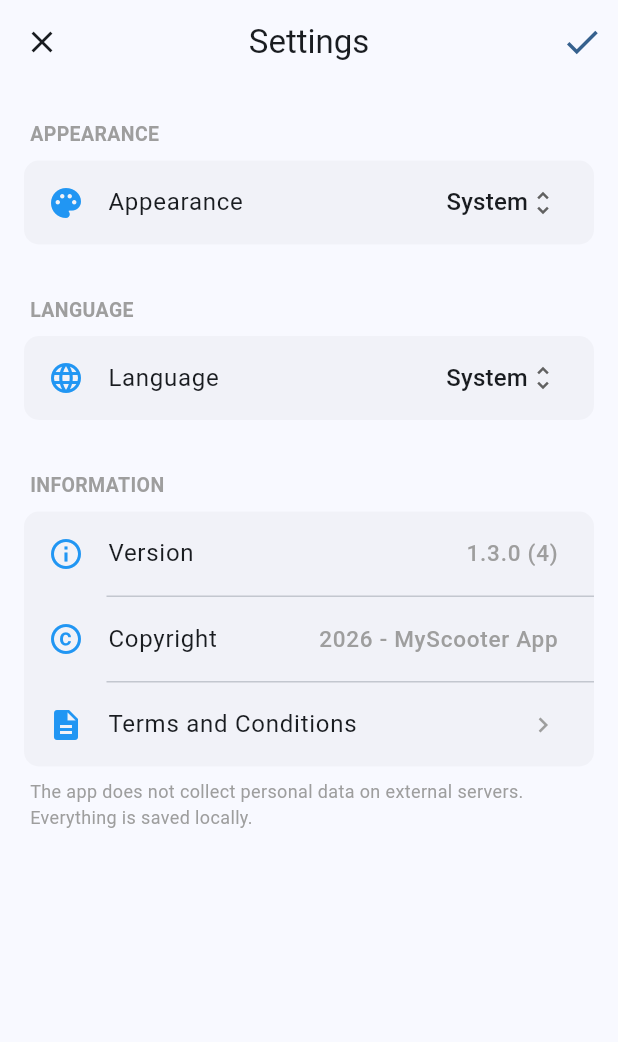
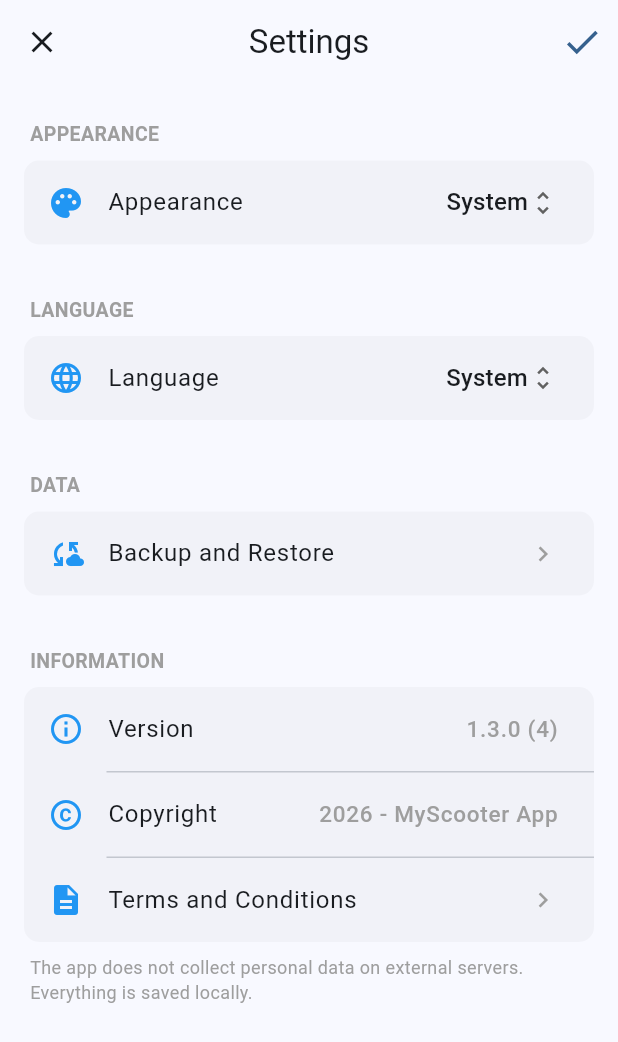
Before and after one commit to rinino/myScoterFlutter, a Flutter app: the SettingsScreen screen opened by its route, on a phone screen of 412 x 824 dp. Shown: the top 1042 px of the screen. Run offline on Flutter 3.47's test engine with Material 3 defaults, Android fonts, the phone set to English and light mode, and no system bars; our stand-ins replace file_picker, flutter_riverpod, go_router, image_picker, package_info_plus, share_plus and 2 more; missing offline and left inert: gal; accounts and stored records are empty.

Commit message:
backup e ripristino

```diff
--- a/lib/core/routing/app_router.dart
+++ b/lib/core/routing/app_router.dart
@@ -8,6 +8,7 @@ import '../../features/scooter/model/scooter.dart';
 import '../../features/scooter/screens/add_edit_scooter_screen.dart';
 import '../../features/scooter/screens/home_screen.dart';
 import '../../features/scooter/screens/scooter_detail_screen.dart';
+import '../../features/settings/screens/backup_restore_screen.dart';
 import '../../features/settings/screens/settings_screen.dart';
 import '../theme/theme_service.dart';
 
@@ -25,6 +26,10 @@ GoRouter createRouter(ThemeService themeService) {
       GoRoute(
         path: '/settings',
         builder: (context, state) => SettingsScreen(themeService: themeService),
+      ),
+      GoRoute(
+        path: '/backup-restore',
+        builder: (context, state) => const BackupRestoreScreen(),
       ),
       // Rotta 3: Aggiungi o Modifica Scooter
       GoRoute(
--- a/lib/features/settings/screens/settings_screen.dart
+++ b/lib/features/settings/screens/settings_screen.dart
@@ -1,14 +1,14 @@
-// lib/features/scooter/screens/settings_screen.dart
+// lib/features/settings/screens/settings_screen.dart
 
 import 'package:flutter/material.dart';
 import 'package:flutter_riverpod/flutter_riverpod.dart';
+import 'package:go_router/go_router.dart';
 import 'package:package_info_plus/package_info_plus.dart';
 
 import '../../../core/providers/locale_provider.dart';
 import '../../../core/theme/theme_service.dart';
 import '../../../l10n/app_localizations.dart';
 import '../../scooter/widgets/terms_and_conditions_view.dart';
-
 
 class SettingsScreen extends ConsumerStatefulWidget {
   final ThemeService themeService;
@@ -82,6 +82,7 @@ class _SettingsScreenState extends ConsumerState<SettingsScreen> {
                 child: _buildThemePicker(l10n),
               ),
               const SizedBox(height: 10),
+
               _buildSectionHeader(l10n.lingua.toUpperCase()),
               Card(
                 margin: const EdgeInsets.symmetric(horizontal: 16),
@@ -91,6 +92,23 @@ class _SettingsScreenState extends ConsumerState<SettingsScreen> {
                 child: _buildLanguagePicker(l10n),
               ),
               const SizedBox(height: 10),
+
+              // NUOVA SEZIONE: DATI (Backup e Ripristino)
+              _buildSectionHeader(l10n.dati.toUpperCase()),
+              Card(
+                margin: const EdgeInsets.symmetric(horizontal: 16),
+                elevation: 0,
+                color: Theme.of(context).colorScheme.surfaceContainerHighest.withValues(alpha: 0.3),
+                shape: RoundedRectangleBorder(borderRadius: BorderRadius.circular(10)),
+                child: ListTile(
+                  leading: const Icon(Icons.cloud_sync, color: Colors.blue),
+                  title: Text(l10n.backupRestoreTitle),
+                  trailing: const Icon(Icons.chevron_right, size: 20, color: Colors.grey),
+                  onTap: () => context.push('/backup-restore'),
+                ),
+              ),
+              const SizedBox(height: 10),
+
               _buildSectionHeader(l10n.informazioni.toUpperCase()),
               Card(
                 margin: const EdgeInsets.symmetric(horizontal: 16),
@@ -120,7 +138,7 @@ class _SettingsScreenState extends ConsumerState<SettingsScreen> {
     );
   }
 
-  // --- HELPERS (Inalterati nel funzionamento, tradotti) ---
+  // --- HELPERS ---
 
   Widget _buildSectionHeader(String title) {
     return Padding(
@@ -189,7 +207,7 @@ class _SettingsScreenState extends ConsumerState<SettingsScreen> {
       context: context,
       isScrollControlled: true,
       backgroundColor: Colors.transparent,
-      builder: (context) => const TermsAndConditionsView(), // Ora importata esternamente
+      builder: (context) => const TermsAndConditionsView(),
     );
   }
 }
--- a/lib/l10n/app_en.arb
+++ b/lib/l10n/app_en.arb
@@ -105,5 +105,16 @@
   "@mustBeGreaterThan": {
     "placeholders": { "km": { "type": "String" } }
   },
-  "cantOpenBrowser": "Cannot open browser"
+  "cantOpenBrowser": "Cannot open browser",
+  "dati": "DATA",
+  "backupRestoreTitle": "Backup and Restore",
+  "backupSection": "EXPORT BACKUP",
+  "backupDesc": "Save a secure copy of your data. You can save the file to Google Drive, iCloud, email it to yourself, or keep it on your phone.",
+  "createBackupBtn": "Create Backup",
+  "restoreSection": "RESTORE BACKUP",
+  "restoreDesc": "WARNING: Restoring will overwrite all current app data with the backup data. This operation cannot be undone.",
+  "restoreBtn": "Choose backup file",
+  "restoreSuccess": "Data successfully restored!",
+  "errorBackup": "Error during backup",
+  "errorRestore": "Error during restore or invalid file"
 }
--- a/lib/l10n/app_it.arb
+++ b/lib/l10n/app_it.arb
@@ -105,5 +105,16 @@
     "@mustBeGreaterThan": {
         "placeholders": { "km": { "type": "String" } }
     },
-    "cantOpenBrowser": "Impossibile aprire il browser"
+    "cantOpenBrowser": "Impossibile aprire il browser",
+    "dati": "DATI",
+    "backupRestoreTitle": "Backup e Ripristino",
+    "backupSection": "ESPORTA BACKUP",
+    "backupDesc": "Salva una copia sicura dei tuoi dati. Puoi salvare il file su Google Drive, iCloud, inviartelo per email o tenerlo sul telefono.",
+    "createBackupBtn": "Crea Backup",
+    "restoreSection": "RIPRISTINA BACKUP",
+    "restoreDesc": "ATTENZIONE: Il ripristino sovrascriverà tutti i dati attuali presenti nell'app con quelli del backup. L'operazione non è reversibile.",
+    "restoreBtn": "Scegli file di backup",
+    "restoreSuccess": "Dati ripristinati con successo!",
+    "errorBackup": "Errore durante il backup",
+    "errorRestore": "Errore durante il ripristino o file non valido"
 }
--- a/lib/l10n/app_localizations.dart
+++ b/lib/l10n/app_localizations.dart
@@ -667,6 +667,72 @@ abstract class AppLocalizations {
   /// In it, this message translates to:
   /// **'Impossibile aprire il browser'**
   String get cantOpenBrowser;
+
+  /// No description provided for @dati.
+  ///
+  /// In it, this message translates to:
+  /// **'DATI'**
+  String get dati;
+
+  /// No description provided for @backupRestoreTitle.
+  ///
+  /// In it, this message translates to:
+  /// **'Backup e Ripristino'**
+  String get backupRestoreTitle;
+
+  /// No description provided for @backupSection.
+  ///
+  /// In it, this message translates to:
+  /// **'ESPORTA BACKUP'**
+  String get backupSection;
+
+  /// No description provided for @backupDesc.
+  ///
+  /// In it, this message translates to:
+  /// **'Salva una copia sicura dei tuoi dati. Puoi salvare il file su Google Drive, iCloud, inviartelo per email o tenerlo sul telefono.'**
+  String get backupDesc;
+
+  /// No description provided for @createBackupBtn.
+  ///
+  /// In it, this message translates to:
+  /// **'Crea Backup'**
+  String get createBackupBtn;
+
+  /// No description provided for @restoreSection.
+  ///
+  /// In it, this message translates to:
+  /// **'RIPRISTINA BACKUP'**
+  String get restoreSection;
+
+  /// No description provided for @restoreDesc.
+  ///
+  /// In it, this message translates to:
+  /// **'ATTENZIONE: Il ripristino sovrascriverà tutti i dati attuali presenti nell\'app con quelli del backup. L\'operazione non è reversibile.'**
+  String get restoreDesc;
+
+  /// No description provided for @restoreBtn.
+  ///
+  /// In it, this message translates to:
+  /// **'Scegli file di backup'**
+  String get restoreBtn;
+
+  /// No description provided for @restoreSuccess.
+  ///
+  /// In it, this message translates to:
+  /// **'Dati ripristinati con successo!'**
+  String get restoreSuccess;
+
+  /// No description provided for @errorBackup.
+  ///
+  /// In it, this message translates to:
+  /// **'Errore durante il backup'**
+  String get errorBackup;
+
+  /// No description provided for @errorRestore.
+  ///
+  /// In it, this message translates to:
+  /// **'Errore durante il ripristino o file non valido'**
+  String get errorRestore;
 }
 
 class _AppLocalizationsDelegate
--- a/lib/l10n/app_localizations_en.dart
+++ b/lib/l10n/app_localizations_en.dart
@@ -301,4 +301,39 @@ class AppLocalizationsEn extends AppLocalizations {
 
   @override
   String get cantOpenBrowser => 'Cannot open browser';
+
+  @override
+  String get dati => 'DATA';
+
+  @override
+  String get backupRestoreTitle => 'Backup and Restore';
+
+  @override
+  String get backupSection => 'EXPORT BACKUP';
+
+  @override
+  String get backupDesc =>
+      'Save a secure copy of your data. You can save the file to Google Drive, iCloud, email it to yourself, or keep it on your phone.';
+
+  @override
+  String get createBackupBtn => 'Create Backup';
+
+  @override
+  String get restoreSection => 'RESTORE BACKUP';
+
+  @override
+  String get restoreDesc =>
+      'WARNING: Restoring will overwrite all current app data with the backup data. This operation cannot be undone.';
+
+  @override
+  String get restoreBtn => 'Choose backup file';
+
+  @override
+  String get restoreSuccess => 'Data successfully restored!';
+
+  @override
+  String get errorBackup => 'Error during backup';
+
+  @override
+  String get errorRestore => 'Error during restore or invalid file';
 }
--- a/lib/l10n/app_localizations_it.dart
+++ b/lib/l10n/app_localizations_it.dart
@@ -302,4 +302,39 @@ class AppLocalizationsIt extends AppLocalizations {
 
   @override
   String get cantOpenBrowser => 'Impossibile aprire il browser';
+
+  @override
+  String get dati => 'DATI';
+
+  @override
+  String get backupRestoreTitle => 'Backup e Ripristino';
+
+  @override
+  String get backupSection => 'ESPORTA BACKUP';
+
+  @override
+  String get backupDesc =>
+      'Salva una copia sicura dei tuoi dati. Puoi salvare il file su Google Drive, iCloud, inviartelo per email o tenerlo sul telefono.';
+
+  @override
+  String get createBackupBtn => 'Crea Backup';
+
+  @override
+  String get restoreSection => 'RIPRISTINA BACKUP';
+
+  @override
+  String get restoreDesc =>
+      'ATTENZIONE: Il ripristino sovrascriverà tutti i dati attuali presenti nell\'app con quelli del backup. L\'operazione non è reversibile.';
+
+  @override
+  String get restoreBtn => 'Scegli file di backup';
+
+  @override
+  String get restoreSuccess => 'Dati ripristinati con successo!';
+
+  @override
+  String get errorBackup => 'Errore durante il backup';
+
+  @override
+  String get errorRestore => 'Errore durante il ripristino o file non valido';
 }
--- a/pubspec.yaml
+++ b/pubspec.yaml
@@ -49,6 +49,7 @@ dependencies:
   gal: ^2.3.2
   flutter_localizations:
     sdk: flutter
+  file_picker: ^10.3.10
 
 
 dev_dependencies:
```
Also changed, not shown: lib/core/database/backup_manager.dart (added, +53 -0 lines), lib/features/scooter/screens/add_edit_scooter_screen.dart (+12 -20 lines), lib/features/scooter/screens/home_screen.dart (+24 -14 lines), lib/features/settings/screens/backup_restore_screen.dart (added, +144 -0 lines), pubspec.lock, 1 other file.
